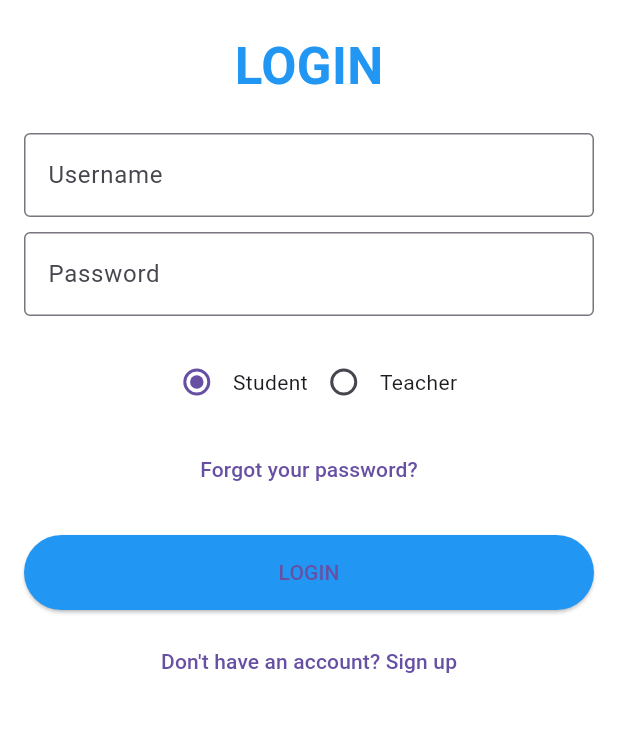
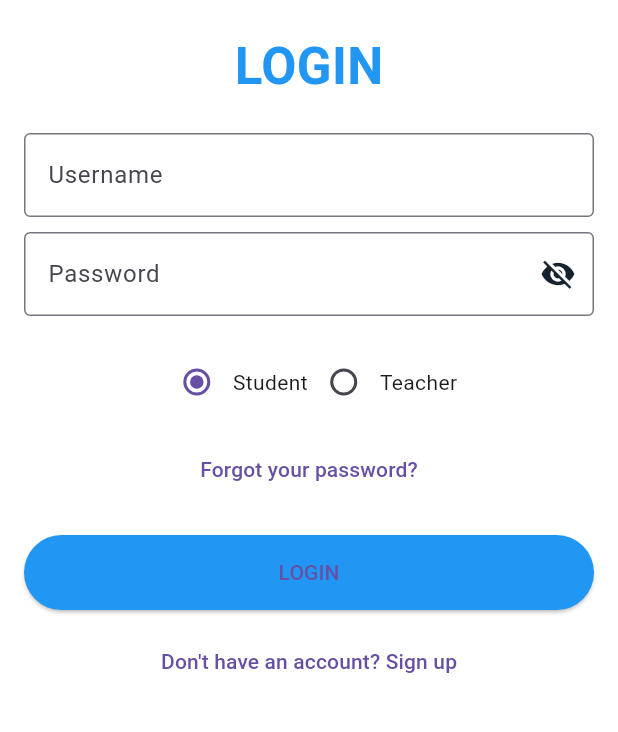
Before and after one commit to shossain786/ma_raza_khan, a Flutter app: the LoginScreen screen opened directly, on a phone screen of 412 x 824 dp, the part 185-917 px from its top. Run offline on Flutter 3.47's test engine with Material 3 defaults, Android fonts, the phone set to English and light mode, and no system bars; our stand-ins replace another_flutter_splash_screen, cloud_firestore, extended_image, firebase_auth, firebase_core; missing offline and left inert: intro_views_flutter; accounts and stored records are empty.

Commit message:
code update

```diff
--- a/lib/screens/home_screen.dart
+++ b/lib/screens/home_screen.dart
@@ -33,7 +33,7 @@ class HomeScreen extends StatelessWidget {
           ),
         ],
       ),
-      drawer: AppDrawer(email: emailId, fullName: fullName),
+      drawer: const AppDrawer(),
       body: Column(
         children: [
           Container(
--- a/lib/screens/login_screen.dart
+++ b/lib/screens/login_screen.dart
@@ -6,6 +6,8 @@ import 'package:flutter/material.dart';
 import 'package:ma_raza_khan/screens/home_screen.dart';
 import 'package:ma_raza_khan/screens/sign_up.dart';
 import 'package:ma_raza_khan/widgets/my_scaffold_msg.dart';
+
+import '../widgets/project_constants.dart';
 
 late String loggedInUserType;
 late String loggedInUserFullName;
@@ -26,6 +28,7 @@ class _LoginScreenState extends State<LoginScreen> {
   String _selectedRole = 'Student';
   final FirebaseAuth _auth = FirebaseAuth.instance;
   final FirebaseFirestore _firestore = FirebaseFirestore.instance;
+  bool passwordVisible = true;
 
   Future<void> _login() async {
     try {
@@ -113,11 +116,22 @@ class _LoginScreenState extends State<LoginScreen> {
                   const SizedBox(height: 10),
                   TextField(
                     controller: _passwordController,
-                    decoration: const InputDecoration(
+                    decoration: InputDecoration(
                       labelText: 'Password',
-                      border: OutlineInputBorder(),
+                      border: const OutlineInputBorder(),
+                      suffixIcon: IconButton(
+                        onPressed: () {
+                          setState(() {
+                            passwordVisible = !passwordVisible;
+                          });
+                        },
+                        color: classRoomIteamsBackgroundColor,
+                        icon: passwordVisible
+                            ? const Icon(Icons.visibility_off)
+                            : const Icon(Icons.visibility),
+                      ),
                     ),
-                    obscureText: true,
+                    obscureText: passwordVisible,
                   ),
                   const SizedBox(height: 20),
                   Row(
```
Also changed, not shown: lib/screens/profile/edit_profile.dart (+8 -2 lines), lib/screens/profile/user_profile.dart (+16 -12 lines), lib/widgets/my_appdrawer.dart (+7 -6 lines).
